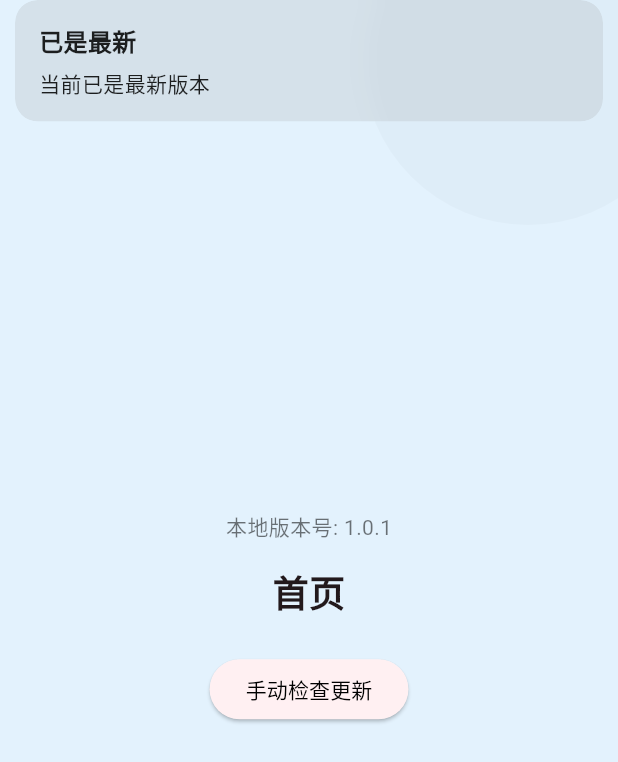
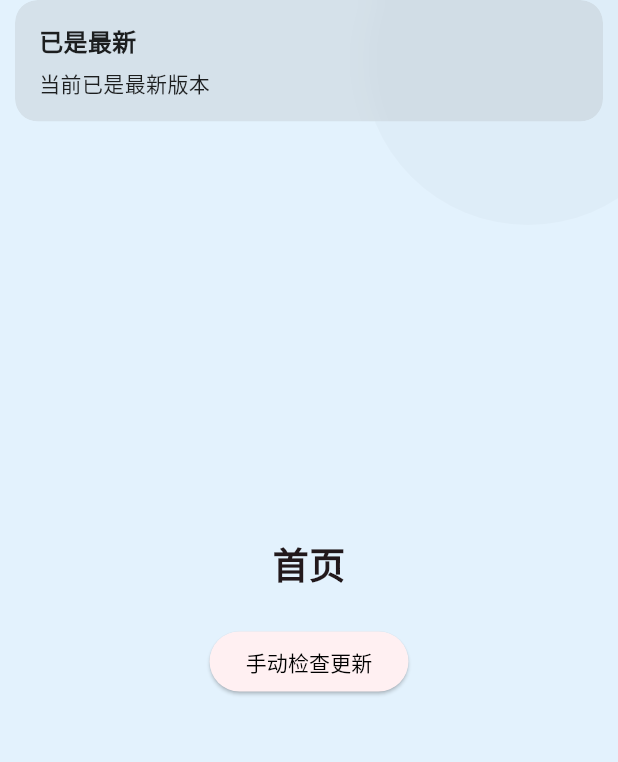
Before and after one commit to GX88/Faith, a Flutter app: the HomePage screen opened directly, after a tap on "手动检查更新", on a phone screen of 412 x 824 dp. Shown: the top 762 px of the screen. Run offline on Flutter 3.47's test engine with Material 3 defaults, Android fonts, the phone set to English and light mode, and no system bars; drawn by our look-alikes of pull_to_refresh; our stand-ins replace dio, flutter_screenutil, flutter_svg, get, local_auth, lottie and 3 more; missing offline and left inert: flutter_displaymode, flutter_downloader, local_auth_android; network calls fail.

```diff
--- a/lib/comm/controller/update_controller.dart
+++ b/lib/comm/controller/update_controller.dart
@@ -2,7 +2,6 @@ import 'dart:isolate';
 import 'dart:ui';
 
 import 'package:faith/utils/update_util.dart';
-import 'package:flutter/rendering.dart';
 import 'package:flutter_downloader/flutter_downloader.dart';
 import 'package:get/get.dart';
 
@@ -94,7 +93,7 @@ class UpdateController extends GetxController {
         return;
       }
       await AppUpdateTool.install(path);
-      await AppUpdateTool.cleanAfterInstall(path);
+      // TODO: 安装后暂不自动删除APK，后续可在合适时机清理
       Get.back(result: true); // 关闭弹窗
     } catch (e) {
       errorMsg.value = e.toString();
--- a/lib/comm/services/update_service.dart
+++ b/lib/comm/services/update_service.dart
@@ -8,7 +8,8 @@ class UpdateService extends GetxService {
   @override
   Future<UpdateService> init() async {
     latest.value = await AppUpdateTool.checkUpdate();
-    debugPrint('latest: ${latest.value}');
+    debugPrint('UpdateService 拉取线上版本结果: \n');
+    debugPrint(latest.value?.toString() ?? 'null');
     return this;
   }
 }
--- a/lib/pages/home/views/index.dart
+++ b/lib/pages/home/views/index.dart
@@ -1,5 +1,6 @@
 import 'package:faith/comm/services/update_service.dart';
 import 'package:faith/utils/status_bar_util.dart';
+import 'package:faith/utils/update_util.dart';
 import 'package:flutter/material.dart';
 import 'package:get/get.dart';
 import 'package:package_info_plus/package_info_plus.dart';
@@ -17,6 +18,7 @@ class _HomePageState extends State<HomePage> {
   late final HomeController _controller;
   String? _localVersion;
   String? _remoteVersion;
+  RemoteVersion? _remoteDetail;
 
   @override
   void initState() {
@@ -31,6 +33,7 @@ class _HomePageState extends State<HomePage> {
       _localVersion = info.version;
       final remote = Get.find<UpdateService>().latest.value;
       _remoteVersion = remote?.tag;
+      _remoteDetail = remote;
     });
   }
 
@@ -80,30 +83,6 @@ class _HomePageState extends State<HomePage> {
             child: Column(
               mainAxisAlignment: MainAxisAlignment.center,
               children: [
-                if (_localVersion != null || _remoteVersion != null)
-                  Padding(
-                    padding: const EdgeInsets.only(bottom: 16),
-                    child: Column(
-                      children: [
-                        if (_localVersion != null)
-                          Text(
-                            '本地版本号: $_localVersion',
-                            style: const TextStyle(
-                              fontSize: 14,
-                              color: Colors.black54,
-                            ),
-                          ),
-                        if (_remoteVersion != null)
-                          Text(
-                            '线上最新版本: $_remoteVersion',
-                            style: const TextStyle(
-                              fontSize: 14,
-                              color: Colors.black54,
-                            ),
-                          ),
-                      ],
-                    ),
-                  ),
                 const Text(
                   '首页',
                   style: TextStyle(fontSize: 24, fontWeight: FontWeight.bold),
--- a/pubspec.yaml
+++ b/pubspec.yaml
@@ -1,7 +1,7 @@
 name: faith
 description: "A new Flutter project."
 publish_to: 'none' # Remove this line if you wish to publish to pub.
-version: 1.0.1+1
+version: 1.0.0+1
 
 environment:
   sdk: ^3.8.1
```
Also changed, not shown: 3 other files.
